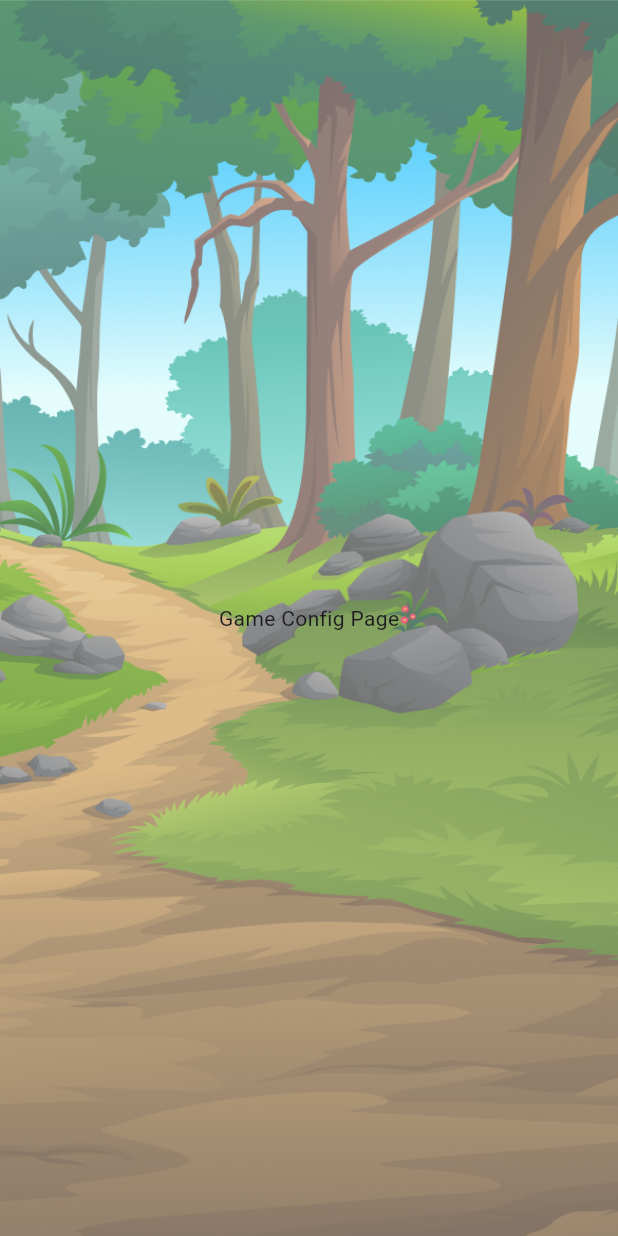
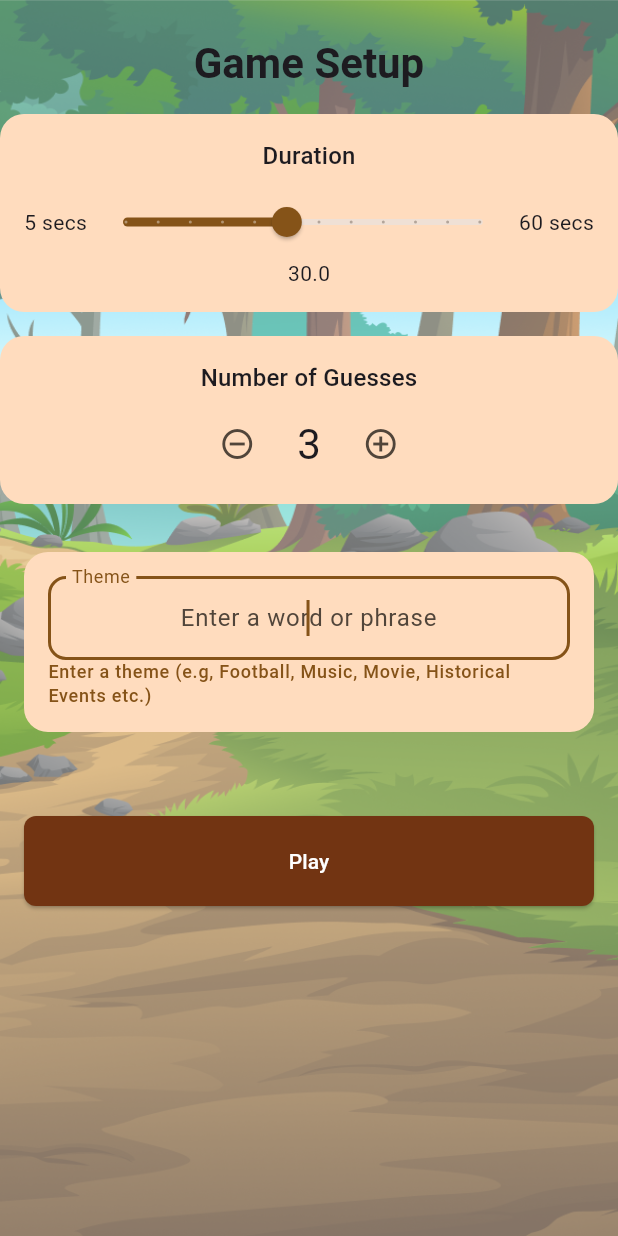
Before and after one commit to ANTONINEUTRON/guexer_mobile, a Flutter app: the GameConfigPage screen opened by its route, on a phone screen of 412 x 824 dp. Run offline on Flutter 3.47's test engine with Material 3 defaults, Android fonts, the light colour scheme and no system bars; our stand-ins replace auto_route, equatable, flutter_bloc, freezed_annotation, google_fonts; Roboto replaces fonts that are missing (Merienda).

Commit message:
game setup and play ui inplace

```diff
--- a/lib/core/routes.dart
+++ b/lib/core/routes.dart
@@ -7,5 +7,6 @@ class AppRouter extends RootStackRouter {
   List<AutoRoute> get routes => [
     AutoRoute(page: HomeRoute.page, initial: true),
     AutoRoute(page: GameConfigRoute.page),
+    AutoRoute(page: GamePlayRoute.page),
   ];
 }
--- /dev/null
+++ b/lib/data/enums/duration.dart
@@ -0,0 +1,12 @@
+
+enum Duration {
+  short(15, 'Short'),
+  medium(30, 'Medium'),
+  long(45, 'Long'),
+  extended(60, 'Extended');
+
+  final int seconds;
+  final String title;
+
+  const Duration(this.seconds, this.title);
+}
--- /dev/null
+++ b/lib/data/models/game.dart
@@ -0,0 +1,16 @@
+import 'package:freezed_annotation/freezed_annotation.dart';
+
+part 'game.g.dart';
+part 'game.freezed.dart';
+
+@freezed
+class Game with _$Game{
+  const factory Game({
+    required String id,
+    required String answer,
+    @Default([]) List<String> guesses,
+    @Default([]) List<String> hints,
+  }) = _Game;
+
+  factory Game.fromJson(Map<String, dynamic> json) => _$GameFromJson(json);
+}
--- a/lib/data/models/gameplay.dart
+++ b/lib/data/models/gameplay.dart
@@ -7,7 +7,8 @@ part 'gameplay.freezed.dart';
 class GamePlay with _$GamePlay {
   const factory GamePlay({
     required String id,
-    required int totalScore,
+    required String theme,
+    required int duration,
   }) = _GamePlay;
 
   factory GamePlay.fromJson(Map<String, dynamic> json) => _$GamePlayFromJson(json);
--- a/lib/features/app/cubits/app_cubit.dart
+++ b/lib/features/app/cubits/app_cubit.dart
@@ -1,5 +1,5 @@
 import 'package:flutter_bloc/flutter_bloc.dart';
-import 'package:guexer/data/models/game_mode.dart';
+import 'package:guexer/data/enums/game_mode.dart';
 import 'package:guexer/features/app/cubits/app_state.dart';
 
 class AppCubit extends Cubit<AppState> {
--- a/lib/features/app/cubits/app_state.dart
+++ b/lib/features/app/cubits/app_state.dart
@@ -1,5 +1,5 @@
 import 'package:equatable/equatable.dart';
-import 'package:guexer/data/models/game_mode.dart';
+import 'package:guexer/data/enums/game_mode.dart';
 
 class AppState extends Equatable {
   const AppState({
--- a/lib/features/game/cubits/game_cubit.dart
+++ b/lib/features/game/cubits/game_cubit.dart
@@ -1,6 +1,6 @@
 
 import 'package:flutter_bloc/flutter_bloc.dart';
-import 'package:guexer/data/models/game_mode.dart';
+import 'package:guexer/data/enums/game_mode.dart';
 import 'package:guexer/features/game/cubits/game_state.dart';
 
 class GameCubit extends Cubit<GameState>{
--- a/lib/features/game/cubits/game_state.dart
+++ b/lib/features/game/cubits/game_state.dart
@@ -1,5 +1,5 @@
 import 'package:equatable/equatable.dart';
-import 'package:guexer/data/models/game_mode.dart';
+import 'package:guexer/data/enums/game_mode.dart';
 
 class GameState extends Equatable {
   const GameState({this.gameMode});
--- a/lib/features/game/pages/game_config.dart
+++ /dev/null
@@ -1,13 +0,0 @@
-import 'package:auto_route/annotations.dart';
-import 'package:flutter/material.dart';
-import 'package:guexer/features/app/widgets/base_scaffold.dart';
-
-@RoutePage()
-class GameConfigPage extends StatelessWidget {
-  const GameConfigPage({super.key});
-
-  @override
-  Widget build(BuildContext context) {
-    return BaseScaffold(child: Center(child: Text("Game Config Page")));
-  }
-}
--- /dev/null
+++ b/lib/features/game/pages/game_config_page.dart
@@ -0,0 +1,50 @@
+import 'package:auto_route/annotations.dart';
+import 'package:auto_route/auto_route.dart';
+import 'package:flutter/material.dart';
+import 'package:guexer/core/routes.gr.dart';
+import 'package:guexer/features/app/widgets/base_scaffold.dart';
+import 'package:guexer/features/game/widgets/game_config_textfield.dart';
+import 'package:guexer/features/game/widgets/select_duration.dart';
+import 'package:guexer/features/game/widgets/select_guesses.dart';
+import 'package:guexer/shared/widgets/custom_rect_button.dart';
+
+@RoutePage()
+class GameConfigPage extends StatelessWidget {
+  const GameConfigPage({super.key});
+
+  @override
+  Widget build(BuildContext context) {
+    return BaseScaffold(
+      child: SingleChildScrollView(
+        child: Column(
+          children: [
+            Container(
+              child: Text(
+                "Game Setup",
+                style: Theme.of(context).textTheme.headlineMedium?.copyWith(
+                  fontWeight: FontWeight.bold,
+                ),
+              ),
+            ),
+            SizedBox(height: 16),
+            SelectDuration(),
+            SizedBox(height: 16),
+            SelectGuesses(),
+            SizedBox(height: 16),
+            GameConfigTextField(),
+            SizedBox(height: 16),
+            Padding(
+              padding: const EdgeInsets.all(16.0),
+              child: CustomRectButton(
+                text: 'Play',
+                onTap: () {
+                  context.router.push(GamePlayRoute());
+                },
+              ),
+            ),
+          ],
+        ),
+      ),
+    );
+  }
+}
--- /dev/null
+++ b/lib/features/game/widgets/game_config_textfield.dart
@@ -0,0 +1,78 @@
+import 'package:flutter/material.dart';
+
+class GameConfigTextField extends StatefulWidget {
+  const GameConfigTextField({super.key});
+
+  @override
+  State<GameConfigTextField> createState() => _GameConfigTextFieldState();
+}
+
+class _GameConfigTextFieldState extends State<GameConfigTextField> {
+  late FocusNode _focusNode;
+  late TextEditingController _themeController;
+  String? _errorText;
+
+  @override
+  void initState() {
+    super.initState();
+    _focusNode = FocusNode();
+    _themeController = TextEditingController();
+    _focusNode.requestFocus();
+  }
+
+  @override
+  void dispose() {
+    _focusNode.dispose();
+    _themeController.dispose();
+    super.dispose();
+  }
+
+  String? _validateTheme(String? value) {
+    if (value == null || value.isEmpty) return null;
+
+    final wordCount =
+        value.trim().split(' ').where((word) => word.isNotEmpty).length;
+    return wordCount > 2 ? 'Theme should not be more than 2 words' : null;
+  }
+
+  @override
+  Widget build(BuildContext context) {
+    return Container(
+      decoration: BoxDecoration(
+        color: Theme.of(context).colorScheme.primaryContainer,
+        borderRadius: BorderRadius.circular(16),
+      ),
+      padding: const EdgeInsets.all(16.0),
+      margin: const EdgeInsets.all(16),
+      child: Column(
+        children: [
+          TextField(
+            controller: _themeController,
+            focusNode: _focusNode,
+            textAlign: TextAlign.center,
+            keyboardType: TextInputType.text,
+            decoration: InputDecoration(
+              labelText: 'Theme',
+              hintText: 'Enter a word or phrase',
+              errorText: _errorText,
+              border: OutlineInputBorder(
+                borderRadius: BorderRadius.circular(12),
+              ),
+            ),
+            onChanged: (value) {
+              setState(() {
+                _errorText = _validateTheme(value);
+              });
+            },
+          ),
+          Text(
+            "Enter a theme (e.g, Football, Music, Movie, Historical Events etc.)",
+            style: Theme.of(context).textTheme.labelMedium!.copyWith(
+              color: Theme.of(context).colorScheme.primary,
+            ),
+          ),
+        ],
+      ),
+    );
+  }
+}
--- /dev/null
+++ b/lib/features/game/widgets/select_duration.dart
@@ -0,0 +1,50 @@
+import 'package:flutter/material.dart';
+
+class SelectDuration extends StatefulWidget {
+  const SelectDuration({super.key});
+
+  @override
+  State<SelectDuration> createState() => _SelectDurationState();
+}
+
+class _SelectDurationState extends State<SelectDuration> {
+  double _duration = 30;
+
+  @override
+  Widget build(BuildContext context) {
+    return Container(
+      padding: const EdgeInsets.all(16.0),
+      decoration: BoxDecoration(
+        color: Theme.of(context).colorScheme.primaryContainer,
+        borderRadius: BorderRadius.circular(16),
+      ),
+      child: Column(
+        children: [
+          Text("Duration", style: Theme.of(context).textTheme.titleMedium),
+          SizedBox(height: 8),
+          Row(
+            children: [
+              Text('5 secs'),
+              Expanded(
+                child: Slider(
+                  value: _duration,
+                  min: 5,
+                  max: 60,
+                  divisions: 11, // (60-5)/5 steps
+                  label: "${_duration.toInt()}s",
+                  onChanged: (value) {
+                    setState(() {
+                      _duration = value;
+                    });
+                  },
+                ),
+              ),
+              Text('60 secs'),
+            ],
+          ),
+          Text(_duration.toString())
+        ],
+      ),
+    );
+  }
+}
--- /dev/null
+++ b/lib/features/game/widgets/select_guesses.dart
@@ -0,0 +1,63 @@
+import 'package:flutter/material.dart';
+
+class SelectGuesses extends StatefulWidget {
+  const SelectGuesses({super.key});
+
+  @override
+  State<SelectGuesses> createState() => _SelectGuessesState();
+}
+
+class _SelectGuessesState extends State<SelectGuesses> {
+  int _guesses = 3;
+
+  void _increment() {
+    if (_guesses < 10) {
+      setState(() => _guesses++);
+    }
+  }
+
+  void _decrement() {
+    if (_guesses > 1) {
+      setState(() => _guesses--);
+    }
+  }
+
+  @override
+  Widget build(BuildContext context) {
+    return Container(
+      padding: const EdgeInsets.all(16.0),
+      decoration: BoxDecoration(
+        color: Theme.of(context).colorScheme.primaryContainer,
+        borderRadius: BorderRadius.circular(16),
+      ),
+      child: Column(
+        children: [
+          Text(
+            'Number of Guesses',
+            style: Theme.of(context).textTheme.titleMedium,
+          ),
+          SizedBox(height: 8),
+          Row(
+            mainAxisAlignment: MainAxisAlignment.center,
+            children: [
+              IconButton(
+                onPressed: _decrement,
+                icon: Icon(Icons.remove_circle_outline),
+              ),
+              SizedBox(width: 16),
+              Text(
+                _guesses.toString(),
+                style: Theme.of(context).textTheme.headlineMedium,
+              ),
+              SizedBox(width: 16),
+              IconButton(
+                onPressed: _increment,
+                icon: Icon(Icons.add_circle_outline),
+              ),
+            ],
+          ),
+        ],
+      ),
+    );
+  }
+}
--- a/lib/features/home/dialogs/playtype_dialog.dart
+++ b/lib/features/home/dialogs/playtype_dialog.dart
@@ -1,6 +1,6 @@
 import 'package:flutter/material.dart';
 import 'package:flutter_bloc/flutter_bloc.dart';
-import 'package:guexer/data/models/game_mode.dart';
+import 'package:guexer/data/enums/game_mode.dart';
 import 'package:guexer/shared/widgets/custom_button.dart';
 
 class PlayTypeDialog extends StatelessWidget {
--- a/lib/main.dart
+++ b/lib/main.dart
@@ -11,7 +11,7 @@ void main() {
   runApp(const MyApp());
 }
 
-    final appRouter = AppRouter();
+final appRouter = AppRouter();
 
 class MyApp extends StatelessWidget {
   const MyApp({super.key});
@@ -20,7 +20,6 @@ class MyApp extends StatelessWidget {
   @override
   Widget build(BuildContext context) {
     SystemChrome.setEnabledSystemUIMode(SystemUiMode.immersiveSticky);
-
 
     return MultiBlocProvider(
       providers: [
```
Also changed, not shown: lib/features/game/pages/game_play.dart (added, +188 -0 lines), lib/core/routes.gr.dart, lib/data/enums/game_mode.dart (renamed from lib/data/models/game_mode.dart), lib/data/models/game.freezed.dart (added), lib/data/models/game.g.dart (added), lib/data/models/gameplay.freezed.dart, lib/data/models/gameplay.g.dart.
